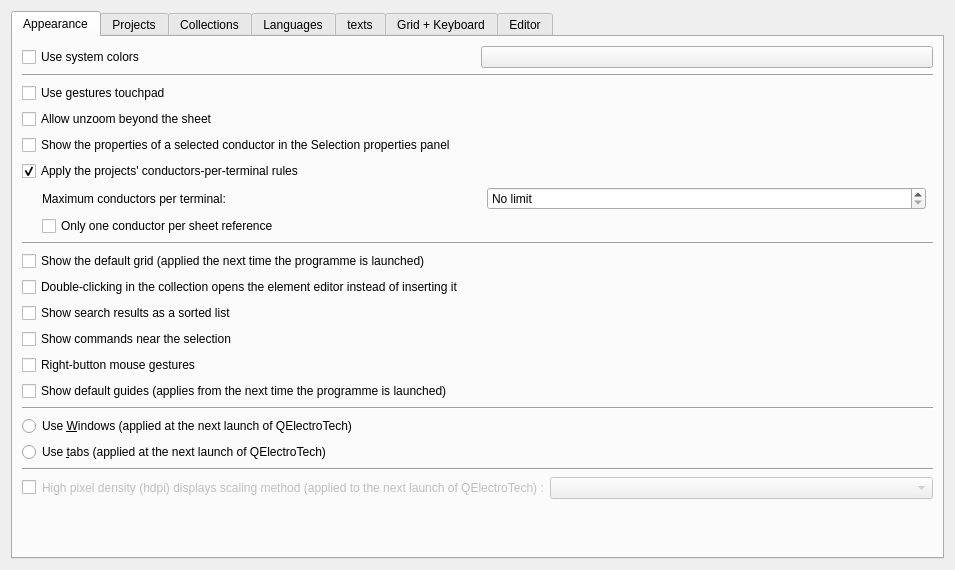
Qt form sources/ui/configpage/generalconfigurationpage.ui (qelectrotech/qelectrotech-source-mirror) before a commit.
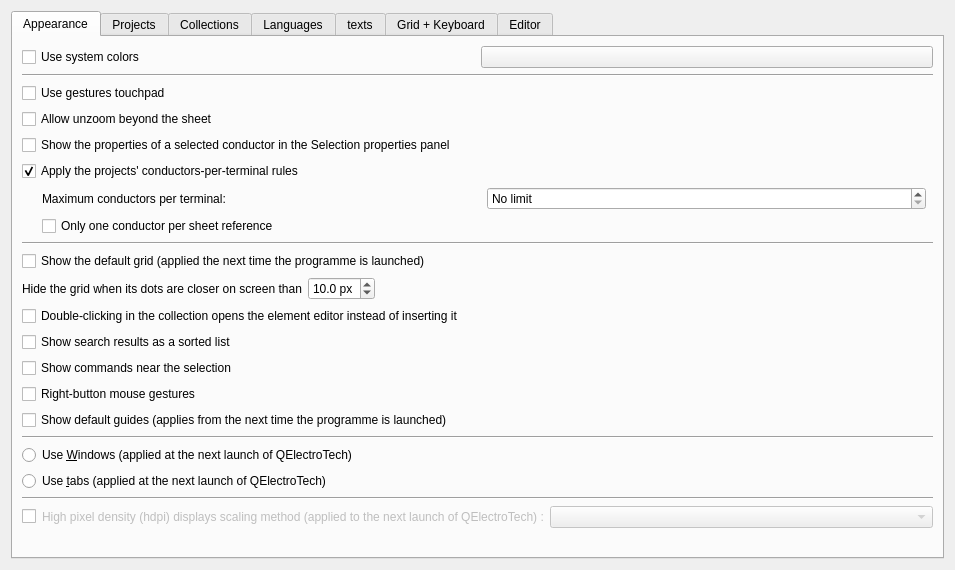
The same form after that commit. Custom widgets are drawn as their Qt base class.

Commit message: Grid: the dot distance below which it is hidden, in the settings

The edit to the form file:
```diff
--- a/sources/ui/configpage/generalconfigurationpage.ui
+++ b/sources/ui/configpage/generalconfigurationpage.ui
@@ -154,6 +154,58 @@
          </property>
         </widget>
        </item>
+       <item>
+        <layout class="QHBoxLayout" name="m_grid_min_spacing_layout">
+         <item>
+          <widget class="QLabel" name="m_grid_min_spacing_label">
+           <property name="text">
+            <string>Hide the grid when its dots are closer on screen than</string>
+           </property>
+           <property name="buddy">
+            <cstring>m_grid_min_spacing_sb</cstring>
+           </property>
+          </widget>
+         </item>
+         <item>
+          <widget class="QDoubleSpinBox" name="m_grid_min_spacing_sb">
+           <property name="toolTip">
+            <string>Zoomed out further, the dots of any grid step are left out; the zoom shown in the status bar tells where</string>
+           </property>
+           <property name="suffix">
+            <string> px</string>
+           </property>
+           <property name="decimals">
+            <number>1</number>
+           </property>
+           <property name="minimum">
+            <double>1.000000000000000</double>
+           </property>
+           <property name="maximum">
+            <double>50.000000000000000</double>
+           </property>
+           <property name="singleStep">
+            <double>0.500000000000000</double>
+           </property>
+           <property name="value">
+            <double>10.000000000000000</double>
+           </property>
+          </widget>
+         </item>
+         <item>
+          <spacer name="m_grid_min_spacing_spacer">
+           <property name="orientation">
+            <enum>Qt::Horizontal</enum>
+           </property>
+           <property name="sizeHint" stdset="0">
+            <size>
+             <width>40</width>
+             <height>20</height>
+            </size>
+           </property>
+          </spacer>
+         </item>
+        </layout>
+       </item>
        <item>
         <widget class="QCheckBox" name="m_collection_dblclick_edits">
          <property name="toolTip">
```
The commit also changes 39 other files.
